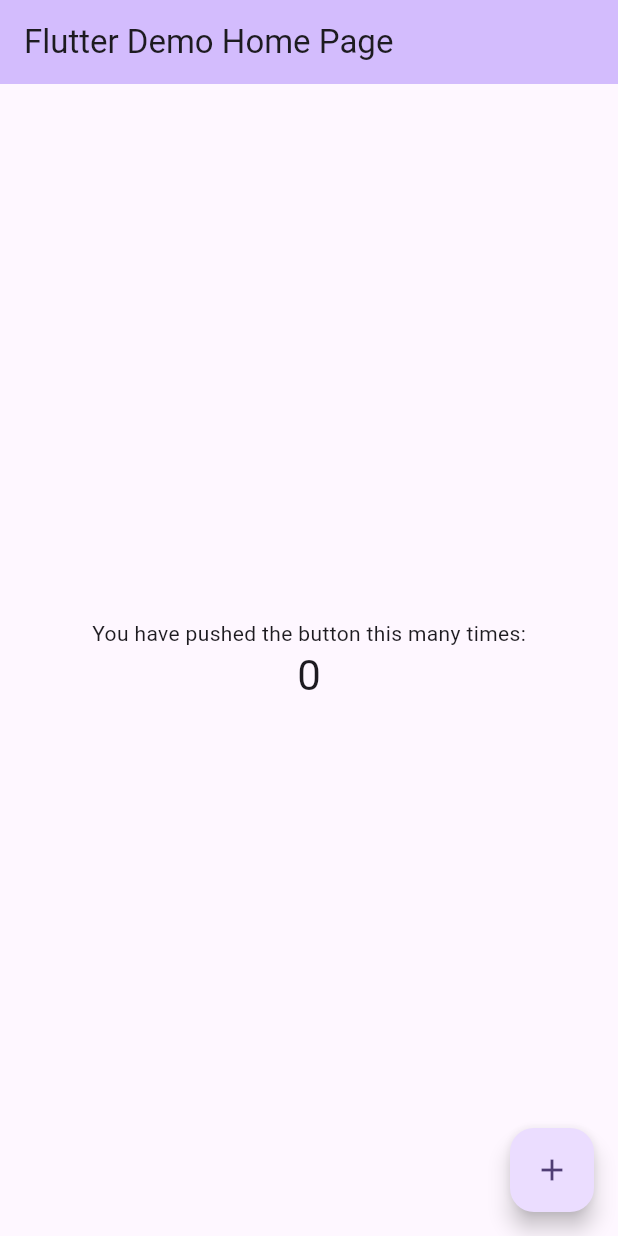
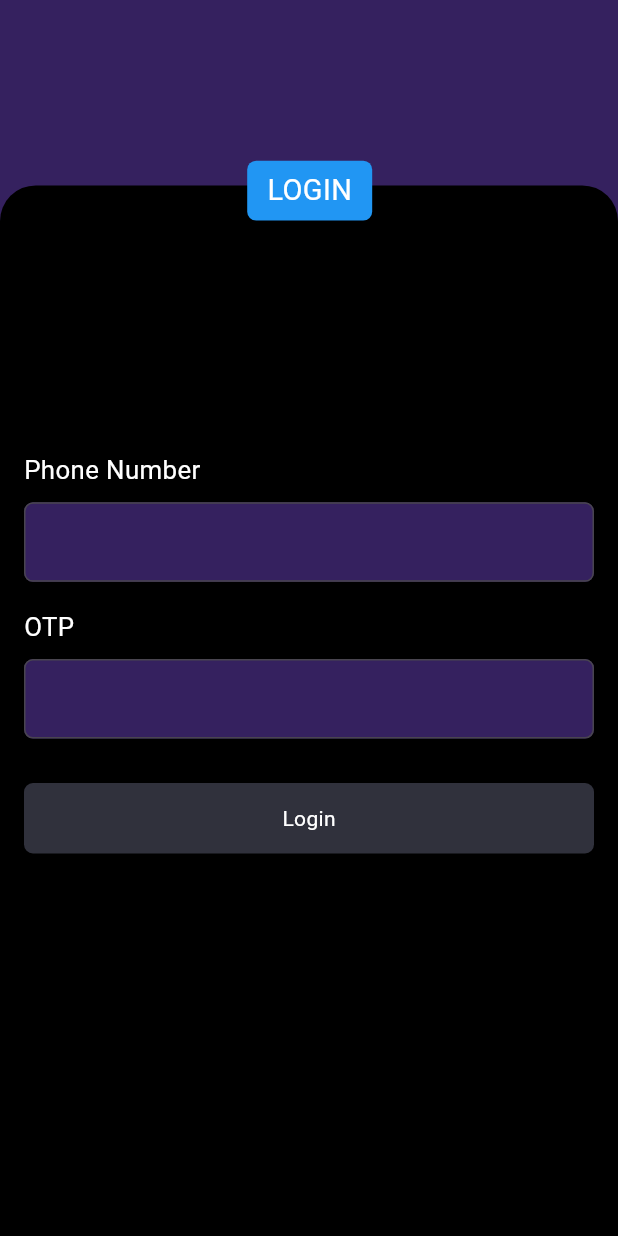
Before and after one commit to sangavi19sree/login-firebase, a Flutter app: the screen it shows after launch, on a phone screen of 412 x 824 dp. Run offline on Flutter 3.47's test engine with Material 3 defaults, Android fonts, the phone set to English and light mode, and no system bars; our stand-ins replace get, responsive_sizer.

Commit message:
Login ui

```diff
--- /dev/null
+++ b/lib/features/login/presentation/binding/login_binding.dart
@@ -0,0 +1,11 @@
+import 'package:get/get.dart';
+import 'package:login_firebase/features/login/presentation/controller/login_controller.dart';
+
+class LoginBinding extends Bindings {
+  @override
+  void dependencies() {
+    Get.lazyPut<LoginController>(
+      () => LoginController(),
+    );
+  }
+}
--- /dev/null
+++ b/lib/features/login/presentation/controller/login_controller.dart
@@ -0,0 +1,5 @@
+import 'package:get/get.dart';
+
+class LoginController extends GetxController {
+  LoginController();
+}
--- /dev/null
+++ b/lib/features/login/presentation/pages/login_page.dart
@@ -0,0 +1,80 @@
+import 'package:flutter/material.dart';
+import 'package:flutter/services.dart';
+import 'package:get/get.dart';
+import 'package:login_firebase/features/login/presentation/controller/login_controller.dart';
+import 'package:login_firebase/features/login/presentation/widgets/custom_textfield.dart';
+import 'package:responsive_sizer/responsive_sizer.dart';
+
+class LoginPage extends GetView<LoginController> {
+  const LoginPage({super.key});
+
+  @override
+  Widget build(BuildContext context) {
+    return Scaffold(
+      body: Stack(
+        children: [
+          Container(
+              height: double.infinity,
+              width: double.infinity,
+              color: Color(0xFF35215F),
+              child: Padding(
+                padding: EdgeInsets.only(top: 15.h),
+                child: Container(
+                    decoration: BoxDecoration(
+                        color: Colors.black,
+                        borderRadius: BorderRadius.only(
+                            topRight: Radius.circular(20.sp),
+                            topLeft: Radius.circular(20.sp))),
+                    child: Column(spacing: 1.h, children: [
+                      SizedBox(height: 20.h),
+                      CustomTextfield(
+                          label: "Phone Number",
+                          textInputAction: TextInputAction.next,
+                          keyboardType: TextInputType.number,
+                          inputFormatters: [
+                            FilteringTextInputFormatter.digitsOnly
+                          ]),
+                      CustomTextfield(
+                        label: "OTP",
+                        textInputAction: TextInputAction.next,
+                        keyboardType: TextInputType.phone,
+                        inputFormatters: [
+                          FilteringTextInputFormatter.digitsOnly
+                        ],
+                      ),
+                      Padding(
+                        padding:
+                            EdgeInsets.symmetric(vertical: 2.h, horizontal: 16),
+                        child: InkWell(
+                          onTap: () {},
+                          child: Container(
+                              width: double.infinity,
+                              padding: EdgeInsets.symmetric(
+                                  vertical: 15.sp, horizontal: 15.sp),
+                              decoration: BoxDecoration(
+                                  color: Color(0xff30313C),
+                                  borderRadius: BorderRadius.circular(10.sp)),
+                              child: Center(
+                                  child: Text("Login",
+                                      style: TextStyle(color: Colors.white)))),
+                        ),
+                      )
+                    ])),
+              )),
+          Positioned(
+            top: 13.h,
+            left: 40.w,
+            child: Container(
+                padding:
+                    EdgeInsets.symmetric(vertical: 10.sp, horizontal: 15.sp),
+                decoration: BoxDecoration(
+                    color: Colors.blue,
+                    borderRadius: BorderRadius.circular(10.sp)),
+                child: Text("LOGIN",
+                    style: TextStyle(color: Colors.white, fontSize: 18.sp))),
+          ),
+        ],
+      ),
+    );
+  }
+}
--- /dev/null
+++ b/lib/features/login/presentation/widgets/custom_textfield.dart
@@ -0,0 +1,67 @@
+import 'package:flutter/material.dart';
+import 'package:flutter/services.dart';
+import 'package:responsive_sizer/responsive_sizer.dart';
+
+class CustomTextfield extends StatelessWidget {
+  final String label;
+  FormFieldValidator<String>? validator;
+  final String? hintText;
+  final List<TextInputFormatter>? inputFormatters;
+  final TextInputType? keyboardType;
+  final int? minLines;
+  final int? maxLength;
+  final int? maxLines;
+  final Function(String)? onSubmit;
+  final Function(String)? onChanged;
+  final TextInputAction? textInputAction;
+
+  CustomTextfield(
+      {super.key,
+      required this.label,
+      this.validator,
+      this.hintText,
+      this.inputFormatters,
+      this.textInputAction = TextInputAction.done,
+      this.keyboardType,
+      this.minLines,
+      this.maxLength,
+      this.maxLines,
+      this.onSubmit,
+      this.onChanged});
+
+  @override
+  Widget build(BuildContext context) {
+    return Padding(
+      padding: const EdgeInsets.symmetric(vertical: 5, horizontal: 16),
+      child: Column(
+        crossAxisAlignment: CrossAxisAlignment.start,
+        children: [
+          Text(label, style: TextStyle(color: Colors.white, fontSize: 17.sp)),
+          SizedBox(height: 1.h),
+          TextFormField(
+            autovalidateMode: AutovalidateMode.onUserInteraction,
+            decoration: InputDecoration(
+                border: OutlineInputBorder(
+                    borderRadius: BorderRadius.circular(10.sp)),
+                contentPadding: EdgeInsets.symmetric(
+                    vertical: (minLines ?? 0) > 1 ? 20 : 15, horizontal: 12),
+                fillColor: Color(0xFF35215F),
+                filled: true,
+                hintText: hintText,
+                errorStyle: TextStyle(color: Colors.red),
+                hintStyle: TextStyle(color: Colors.white, fontSize: 16.sp)),
+            inputFormatters: inputFormatters,
+            keyboardType: keyboardType,
+            minLines: minLines,
+            maxLength: maxLength,
+            maxLines: maxLines,
+            onFieldSubmitted: onSubmit,
+            onChanged: onChanged,
+            validator: validator,
+            style: TextStyle(color: Colors.white, fontSize: 16.sp),
+          )
+        ],
+      ),
+    );
+  }
+}
--- a/lib/main.dart
+++ b/lib/main.dart
@@ -1,4 +1,8 @@
 import 'package:flutter/material.dart';
+import 'package:get/get.dart';
+import 'package:login_firebase/shared/app_pages.dart';
+import 'package:login_firebase/shared/app_routes.dart';
+import 'package:responsive_sizer/responsive_sizer.dart';
 
 void main() {
   runApp(const MyApp());
@@ -7,46 +11,16 @@
 class MyApp extends StatelessWidget {
   const MyApp({super.key});
 
-  // This widget is the root of your application.
   @override
   Widget build(BuildContext context) {
     return MaterialApp(
-      title: 'Flutter Demo',
-      theme: ThemeData(
-        // This is the theme of your application.
-        //
-        // TRY THIS: Try running your application with "flutter run". You'll see
-        // the application has a purple toolbar. Then, without quitting the app,
-        // try changing the seedColor in the colorScheme below to Colors.green
-        // and then invoke "hot reload" (save your changes or press the "hot
-        // reload" button in a Flutter-supported IDE, or press "r" if you used
-        // the command line to start the app).
-        //
-        // Notice that the counter didn't reset back to zero; the application
-        // state is not lost during the reload. To reset the state, use hot
-        // restart instead.
-        //
-        // This works for code too, not just values: Most code changes can be
-        // tested with just a hot reload.
-        colorScheme: ColorScheme.fromSeed(seedColor: Colors.deepPurple),
-        useMaterial3: true,
-      ),
-      home: const MyHomePage(title: 'Flutter Demo Home Page'),
-    );
+        title: 'Login-firebase',
+        home: const MyHomePage(title: 'login-firebase'));
   }
 }
 
 class MyHomePage extends StatefulWidget {
   const MyHomePage({super.key, required this.title});
-
-  // This widget is the home page of your application. It is stateful, meaning
-  // that it has a State object (defined below) that contains fields that affect
-  // how it looks.
-
-  // This class is the configuration for the state. It holds the values (in this
-  // case the title) provided by the parent (in this case the App widget) and
-  // used by the build method of the State. Fields in a Widget subclass are
-  // always marked "final".
 
   final String title;
 
@@ -55,71 +29,15 @@
 }
 
 class _MyHomePageState extends State<MyHomePage> {
-  int _counter = 0;
-
-  void _incrementCounter() {
-    setState(() {
-      // This call to setState tells the Flutter framework that something has
-      // changed in this State, which causes it to rerun the build method below
-      // so that the display can reflect the updated values. If we changed
-      // _counter without calling setState(), then the build method would not be
-      // called again, and so nothing would appear to happen.
-      _counter++;
-    });
-  }
+  final GlobalKey<NavigatorState> navigatorKey = GlobalKey<NavigatorState>();
 
   @override
   Widget build(BuildContext context) {
-    // This method is rerun every time setState is called, for instance as done
-    // by the _incrementCounter method above.
-    //
-    // The Flutter framework has been optimized to make rerunning build methods
-    // fast, so that you can just rebuild anything that needs updating rather
-    // than having to individually change instances of widgets.
-    return Scaffold(
-      appBar: AppBar(
-        // TRY THIS: Try changing the color here to a specific color (to
-        // Colors.amber, perhaps?) and trigger a hot reload to see the AppBar
-        // change color while the other colors stay the same.
-        backgroundColor: Theme.of(context).colorScheme.inversePrimary,
-        // Here we take the value from the MyHomePage object that was created by
-        // the App.build method, and use it to set our appbar title.
-        title: Text(widget.title),
-      ),
-      body: Center(
-        // Center is a layout widget. It takes a single child and positions it
-        // in the middle of the parent.
-        child: Column(
-          // Column is also a layout widget. It takes a list of children and
-          // arranges them vertically. By default, it sizes itself to fit its
-          // children horizontally, and tries to be as tall as its parent.
-          //
-          // Column has various properties to control how it sizes itself and
-          // how it positions its children. Here we use mainAxisAlignment to
-          // center the children vertically; the main axis here is the vertical
-          // axis because Columns are vertical (the cross axis would be
-          // horizontal).
-          //
-          // TRY THIS: Invoke "debug painting" (choose the "Toggle Debug Paint"
-          // action in the IDE, or press "p" in the console), to see the
-          // wireframe for each widget.
-          mainAxisAlignment: MainAxisAlignment.center,
-          children: <Widget>[
-            const Text(
-              'You have pushed the button this many times:',
-            ),
-            Text(
-              '$_counter',
-              style: Theme.of(context).textTheme.headlineMedium,
-            ),
-          ],
-        ),
-      ),
-      floatingActionButton: FloatingActionButton(
-        onPressed: _incrementCounter,
-        tooltip: 'Increment',
-        child: const Icon(Icons.add),
-      ), // This trailing comma makes auto-formatting nicer for build methods.
-    );
+    return ResponsiveSizer(builder: (ctx, orn, scrtyp) {
+      return GetMaterialApp(
+          navigatorKey: Get.key,
+          initialRoute: AppRoute.login,
+          getPages: AppPages.pages);
+    });
   }
 }
--- /dev/null
+++ b/lib/shared/app_pages.dart
@@ -0,0 +1,13 @@
+import 'package:get/get.dart';
+import 'package:login_firebase/features/login/presentation/binding/login_binding.dart';
+import 'package:login_firebase/features/login/presentation/pages/login_page.dart';
+import 'package:login_firebase/shared/app_routes.dart';
+
+class AppPages {
+  static final List<GetPage> pages = [
+    GetPage(
+        name: AppRoute.login,
+        page: () => const LoginPage(),
+        binding: LoginBinding())
+  ];
+}
--- /dev/null
+++ b/lib/shared/app_routes.dart
@@ -0,0 +1,4 @@
+class AppRoute {
+  static const String splash = "/";
+  static const String login = "/login";
+}
```
Also changed, not shown: pubspec.yaml (+13 -0 lines).
